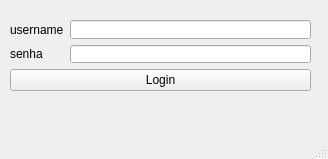
Above: TrabalhoFinalQT/loginwindow.ui from arianeam/prog.OOC- before the change. Below: the same form after it.
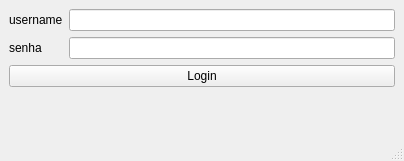
That is the form after the change.

```diff
--- a/TrabalhoFinalQT/loginwindow.ui
+++ b/TrabalhoFinalQT/loginwindow.ui
@@ -6,23 +6,28 @@
    <rect>
     <x>0</x>
     <y>0</y>
-    <width>328</width>
-    <height>159</height>
+    <width>404</width>
+    <height>161</height>
    </rect>
   </property>
+  <property name="minimumSize">
+   <size>
+    <width>404</width>
+    <height>161</height>
+   </size>
+  </property>
+  <property name="maximumSize">
+   <size>
+    <width>404</width>
+    <height>161</height>
+   </size>
+  </property>
   <property name="windowTitle">
    <string>LoginWindow</string>
   </property>
   <widget class="QWidget" name="centralwidget">
-   <widget class="QWidget" name="">
-    <property name="geometry">
-     <rect>
-      <x>10</x>
-      <y>20</y>
-      <width>301</width>
-      <height>91</height>
-     </rect>
-    </property>
+   <layout class="QHBoxLayout" name="horizontalLayout_2">
+    <item>
     <layout class="QVBoxLayout" name="verticalLayout_4">
      <item>
       <layout class="QHBoxLayout" name="horizontalLayout">
@@ -79,7 +84,8 @@
       </layout>
      </item>
     </layout>
-   </widget>
+    </item>
+   </layout>
   </widget>
   <widget class="QMenuBar" name="menubar">
    <property name="geometry">
```
Left out of the diff: 4 changed lines with no effect on the pictures. Lines whose indentation alone changed are shown as unchanged.
